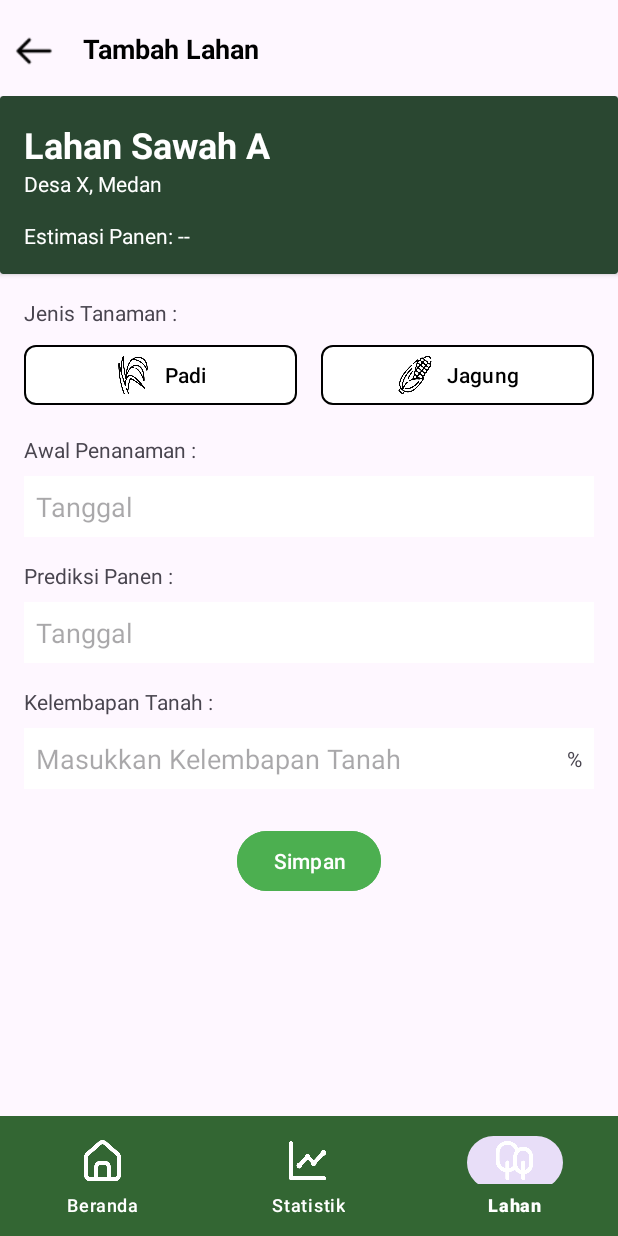
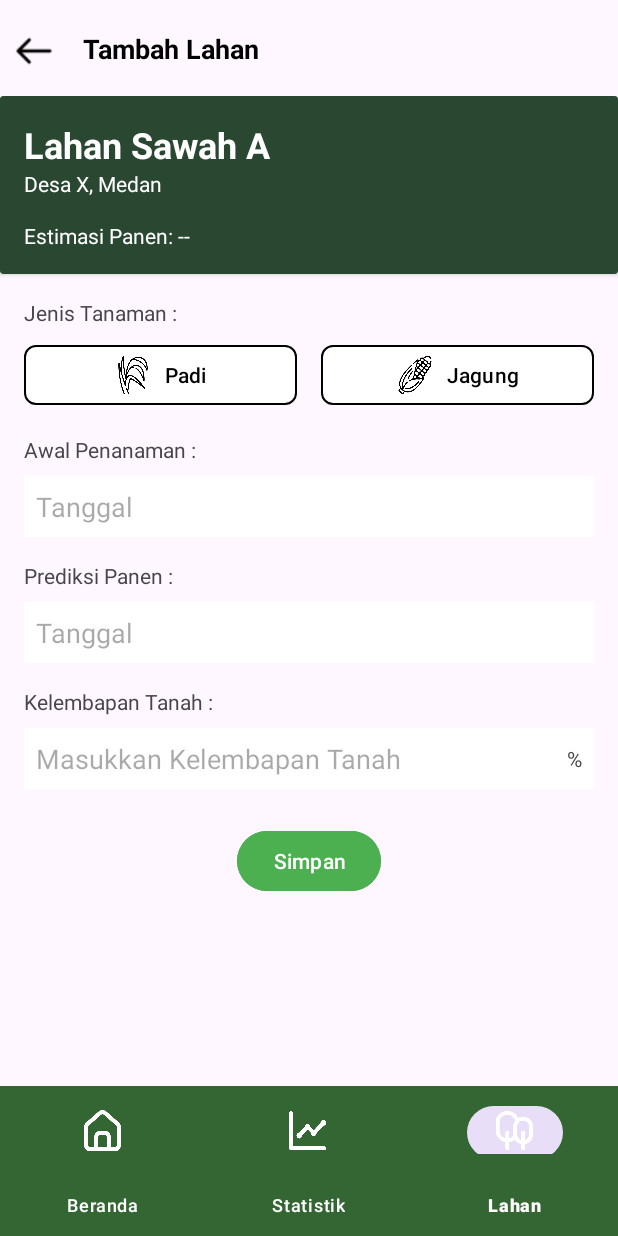
Before and after one commit to suvlim/UAS-PAB, an Android app built with Jetpack Compose: the EditLahan screen opened directly, with no data from a screen before it, on a phone screen of 412 x 824 dp. Run offline under Robolectric (Android 15) with nearby library versions, the phone set to English and light mode, and no system bars; libraries missing offline, so code that uses them is left out: io.realm; 4 statements that could not run were skipped.

Commit message:
debug navigasi tambah detail lahan

```diff
--- a/app/src/main/res/layout/activity_tambah_detail_lahan.xml
+++ b/app/src/main/res/layout/activity_tambah_detail_lahan.xml
@@ -269,14 +269,14 @@
     <com.google.android.material.bottomnavigation.BottomNavigationView
         android:id="@+id/bottom_nav"
         android:layout_width="match_parent"
-        android:layout_height="80dp"
+        android:layout_height="100dp"
         android:background="@color/dark_green"
+        app:itemIconSize="35dp"
         app:itemIconTint="@color/white"
         app:itemTextColor="@color/white"
-        app:menu="@menu/bottom_nav_menu"
-        app:itemIconSize="35dp"
         app:layout_constraintBottom_toBottomOf="parent"
+        app:layout_constraintEnd_toEndOf="parent"
         app:layout_constraintStart_toStartOf="parent"
-        app:layout_constraintEnd_toEndOf="parent" />
+        app:menu="@menu/bottom_nav_menu" />
 
 </androidx.constraintlayout.widget.ConstraintLayout>
```
